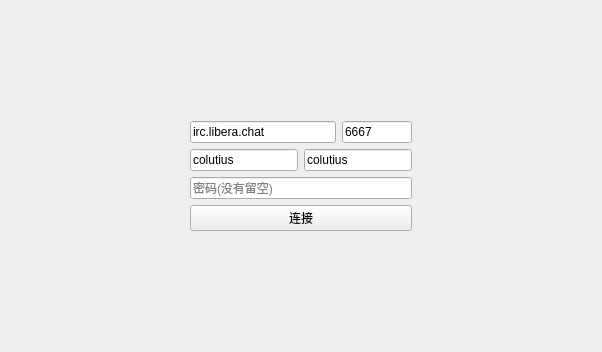
colutius/colutius, file src/ui/login.ui: the form before one commit.
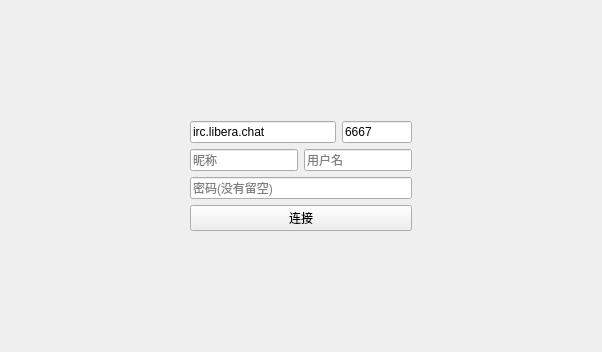
The form after the commit.

Commit message: 删除默认填充用户名

The edit to the form file:
```diff
--- a/src/ui/login.ui
+++ b/src/ui/login.ui
@@ -81,10 +81,10 @@
            <item>
             <widget class="QLineEdit" name="nickEdit">
              <property name="text">
-              <string>colutius</string>
+              <string/>
              </property>
              <property name="placeholderText">
-              <string>nick</string>
+              <string>昵称</string>
              </property>
             </widget>
            </item>
@@ -97,10 +97,10 @@
               </size>
              </property>
              <property name="text">
-              <string>colutius</string>
+              <string/>
              </property>
              <property name="placeholderText">
-              <string>user</string>
+              <string>用户名</string>
              </property>
             </widget>
            </item>
```
